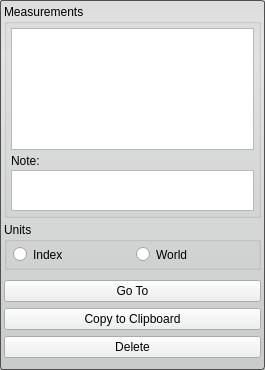
The window that src/Interface/ToolInterface/MeasurementToolInterface.ui (jessdtate/Seg3D) describes before a commit, drawn with Qt 5.
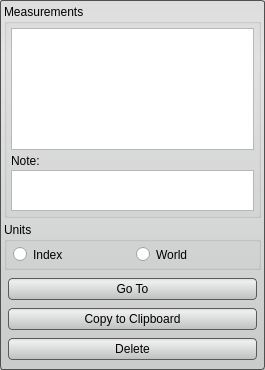
The same window after the commit. Custom widgets are drawn as their Qt base class.

Commit message: added styles to the ui buttons still some tweaking that needs done.  check out the Discrete Gaussian Blur tool and let me know if the lighter background looks better.

The edit to the form file:
```diff
--- a/src/Interface/ToolInterface/MeasurementToolInterface.ui
+++ b/src/Interface/ToolInterface/MeasurementToolInterface.ui
@@ -36,7 +36,27 @@
 	border-radius: 3px;
 	background-color: qlineargradient(spread:pad, x1:0.5, y1:0, x2:0.5, y2:0.960227, stop:0 rgba(221, 221, 221, 255), stop:0.155779 rgba(228, 228, 228, 255), stop:1 rgba(202, 204, 204, 255)); 
 }
-</string>
+
+QPushButton{
+	background-color: qlineargradient(spread:pad, x1:0.5, y1:0, x2:0.5, y2:0.960227, stop:0 rgba(221, 221, 221, 255), stop:0.155779 rgba(238, 238, 238, 255), stop:1 rgba(192, 194, 194, 255));
+	border-radius: 4px;
+	border: 1px solid rgb(90, 90, 90);
+	margin:4px;
+}
+
+QPushButton:hover{
+	background-color: qlineargradient(spread:pad, x1:0.5, y1:0, x2:0.5, y2:1, stop:0 rgba(195, 195, 195, 255), stop:0.253769 rgba(206, 206, 206, 255), stop:1 rgba(185, 185, 185, 255));
+	border-radius: 4px;
+	border: 1px solid rgb(90, 90, 90);
+	margin:4px;
+}
+
+QPushButton:pressed{
+	background-color: qlineargradient(spread:pad, x1:0.5, y1:0, x2:0.5, y2:1, stop:0 rgba(150, 150, 150, 255), stop:0.753769 rgba(206, 206, 206, 255), stop:1 rgba(185, 185, 185, 255));
+	border-radius: 4px;
+	border: 1px solid rgb(90, 90, 90);
+	margin:4px;
+}</string>
   </property>
   <layout class="QVBoxLayout" name="verticalLayout_6">
    <property name="spacing">
@@ -298,6 +318,12 @@
             </property>
             <item>
              <widget class="QPushButton" name="goto_button_">
+              <property name="minimumSize">
+               <size>
+                <width>0</width>
+                <height>30</height>
+               </size>
+              </property>
               <property name="text">
                <string>Go To</string>
               </property>
@@ -305,6 +331,12 @@
             </item>
             <item>
              <widget class="QPushButton" name="copy_button_">
+              <property name="minimumSize">
+               <size>
+                <width>0</width>
+                <height>30</height>
+               </size>
+              </property>
               <property name="text">
                <string>Copy to Clipboard</string>
               </property>
@@ -312,6 +344,12 @@
             </item>
             <item>
              <widget class="QPushButton" name="delete_button_">
+              <property name="minimumSize">
+               <size>
+                <width>0</width>
+                <height>30</height>
+               </size>
+              </property>
               <property name="text">
                <string>Delete</string>
               </property>
```
The commit also changes 57 other files.
